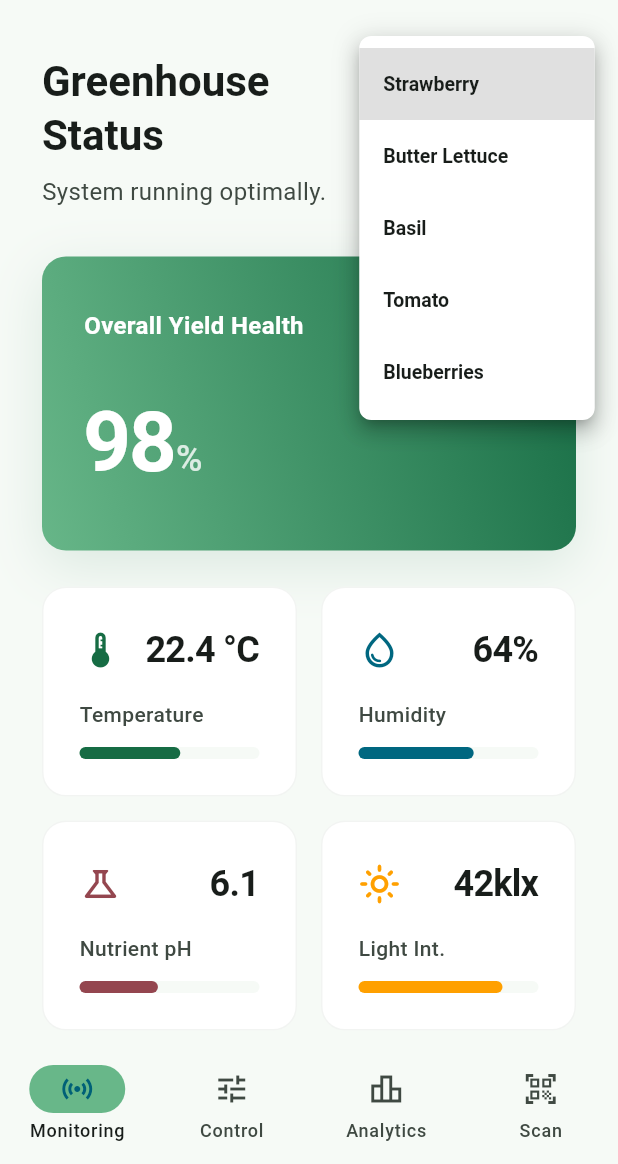
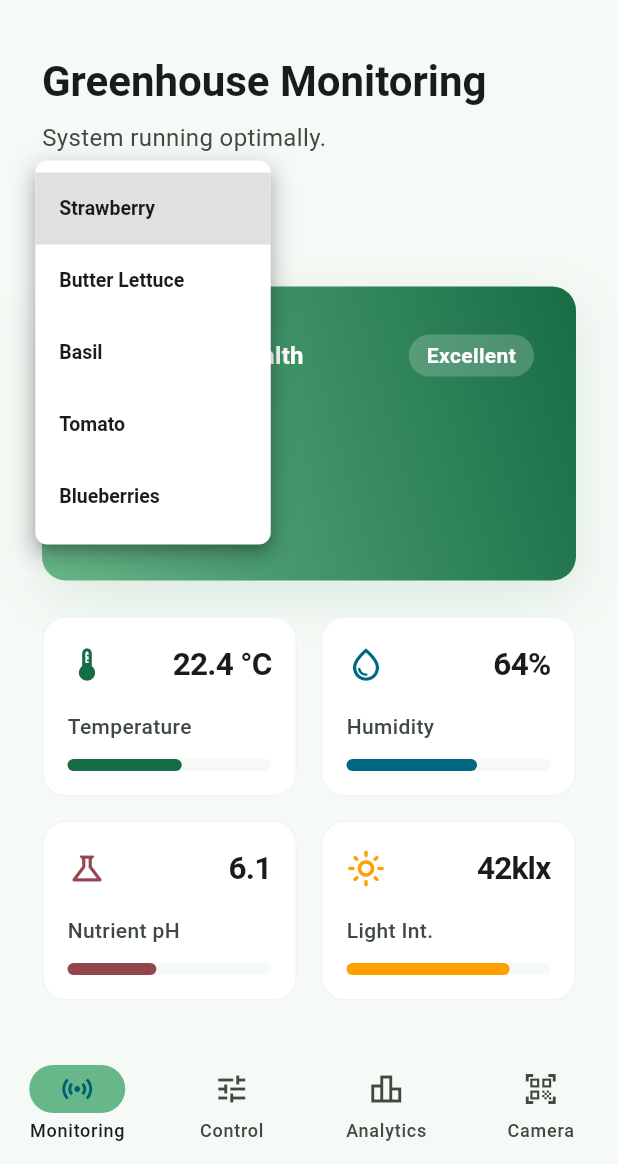
Before and after one commit to HydroTekFarm2023/Mobile_App_Stich, a Flutter app: the AppLayout screen opened by its route, after a tap on "Strawberry", on a phone screen of 412 x 824 dp, the part 72-1236 px from its top. Run offline on Flutter 3.47's test engine with Material 3 defaults, Android fonts, the phone set to English and light mode, and no system bars; our stand-ins replace image_picker; missing offline and left inert: amplify_api, amplify_auth_cognito, amplify_flutter, amplify_storage_s3, mobile_scanner.

Commit message:
Refine dashboard and camera navigation

```diff
--- a/lib/layout/app_layout.dart
+++ b/lib/layout/app_layout.dart
@@ -166,7 +166,7 @@ class _AppLayoutState extends State<AppLayout> {
             NavigationDestination(
               icon: Icon(Icons.qr_code_scanner_outlined),
               selectedIcon: Icon(Icons.qr_code_scanner),
-              label: 'Scan',
+              label: 'Camera',
             ),
           ],
         ),
--- a/lib/screens/camera_screen.dart
+++ b/lib/screens/camera_screen.dart
@@ -15,7 +15,6 @@ class CameraScreen extends StatefulWidget {
 }
 
 class _CameraScreenState extends State<CameraScreen> {
-  final MobileScannerController _scannerController = MobileScannerController();
   final ImagePicker _imagePicker = ImagePicker();
   XFile? _selectedImageFile;
   Uint8List? _selectedImageBytes;
@@ -23,12 +22,6 @@ class _CameraScreenState extends State<CameraScreen> {
   String? _diagnosisResult;
   String? _uploadStatus;
   bool _isUploading = false;
-
-  @override
-  void dispose() {
-    _scannerController.dispose();
-    super.dispose();
-  }
 
   Future<void> _pickImage() async {
     final image = await _imagePicker.pickImage(source: ImageSource.gallery);
@@ -252,14 +245,13 @@ class _CameraScreenState extends State<CameraScreen> {
                   color: theme.colorScheme.onSurfaceVariant, fontSize: 15),
             ),
             const SizedBox(height: 24),
-            _buildScanner(context),
             const SizedBox(height: 20),
             Row(
               children: [
                 Expanded(
                   child: FilledButton.icon(
-                    onPressed: _scannerController.start,
-                    icon: const Icon(Icons.qr_code_scanner),
+                    onPressed: _openScanner,
+                    icon: const Icon(Icons.camera_alt_outlined),
                     label: const Text('Scan'),
                   ),
                 ),
@@ -310,46 +302,10 @@ class _CameraScreenState extends State<CameraScreen> {
     );
   }
 
-  Widget _buildScanner(BuildContext context) {
-    final theme = Theme.of(context);
-
-    return Container(
-      height: 300,
-      width: double.infinity,
-      clipBehavior: Clip.antiAlias,
-      decoration: BoxDecoration(
-        color: Colors.black,
-        borderRadius: BorderRadius.circular(16),
-        border: Border.all(
-            color: theme.colorScheme.primary.withValues(alpha: 0.35), width: 2),
-      ),
-      child: Stack(
-        fit: StackFit.expand,
-        children: [
-          MobileScanner(
-            controller: _scannerController,
-            onDetect: _handleDetection,
-          ),
-          Center(
-            child: Container(
-              width: 220,
-              height: 160,
-              decoration: BoxDecoration(
-                  border: Border.all(color: Colors.white, width: 2)),
-            ),
-          ),
-          const Positioned(
-            left: 0,
-            right: 0,
-            bottom: 16,
-            child: Text(
-              'Point your camera at a code',
-              textAlign: TextAlign.center,
-              style:
-                  TextStyle(color: Colors.white, fontWeight: FontWeight.w600),
-            ),
-          ),
-        ],
+  Future<void> _openScanner() async {
+    await Navigator.of(context).push(
+      MaterialPageRoute<void>(
+        builder: (_) => ScannerPage(onDetect: _handleDetection),
       ),
     );
   }
@@ -418,3 +374,69 @@ class _CameraScreenState extends State<CameraScreen> {
     );
   }
 }
+
+class ScannerPage extends StatefulWidget {
+  const ScannerPage({required this.onDetect, super.key});
+
+  final ValueChanged<BarcodeCapture> onDetect;
+
+  @override
+  State<ScannerPage> createState() => _ScannerPageState();
+}
+
+class _ScannerPageState extends State<ScannerPage> {
+  final MobileScannerController _controller = MobileScannerController();
+  bool _hasDetected = false;
+
+  @override
+  void dispose() {
+    _controller.dispose();
+    super.dispose();
+  }
+
+  void _handleDetection(BarcodeCapture capture) {
+    if (_hasDetected || capture.barcodes.firstOrNull?.rawValue == null) {
+      return;
+    }
+
+    _hasDetected = true;
+    widget.onDetect(capture);
+    Navigator.of(context).pop();
+  }
+
+  @override
+  Widget build(BuildContext context) {
+    final theme = Theme.of(context);
+
+    return Scaffold(
+      appBar: AppBar(
+        title: const Text('Scan plant'),
+        leading: IconButton(
+          icon: const Icon(Icons.close),
+          tooltip: 'Close scanner',
+          onPressed: () => Navigator.of(context).pop(),
+        ),
+      ),
+      backgroundColor: Colors.black,
+      body: Stack(
+        fit: StackFit.expand,
+        children: [
+          MobileScanner(
+            controller: _controller,
+            onDetect: _handleDetection,
+          ),
+          Center(
+            child: Container(
+              width: 280,
+              height: 190,
+              decoration: BoxDecoration(
+                border: Border.all(color: theme.colorScheme.primary, width: 3),
+                borderRadius: BorderRadius.circular(12),
+              ),
+            ),
+          ),
+        ],
+      ),
+    );
+  }
+}
--- a/lib/screens/dashboard_screen.dart
+++ b/lib/screens/dashboard_screen.dart
@@ -15,7 +15,8 @@ class DashboardScreen extends StatelessWidget {
   Widget build(BuildContext context) {
     final colorScheme = Theme.of(context).colorScheme;
     final isDark = colorScheme.brightness == Brightness.dark;
-    final preset = PlantPresets.presets[selectedPlant] ?? PlantPresets.presets['Strawberry']!;
+    final preset = PlantPresets.presets[selectedPlant] ??
+        PlantPresets.presets['Strawberry']!;
 
     return Scaffold(
       backgroundColor: colorScheme.surface,
@@ -27,16 +28,17 @@ class DashboardScreen extends StatelessWidget {
           child: ListView(
             padding: const EdgeInsets.all(28.0),
             children: [
-              Row(
-                crossAxisAlignment: CrossAxisAlignment.start,
-                children: [
-                  Expanded(
-                    child: Column(
+              LayoutBuilder(
+                builder: (context, constraints) {
+                  final headerContent = Column(
                     crossAxisAlignment: CrossAxisAlignment.start,
                     children: [
                       Text(
-                          'Greenhouse Status',
-                          style: Theme.of(context).textTheme.headlineMedium?.copyWith(
+                        'Greenhouse Monitoring',
+                        style: Theme.of(context)
+                            .textTheme
+                            .headlineMedium
+                            ?.copyWith(
                               fontWeight: FontWeight.bold,
                               color: colorScheme.onSurface,
                             ),
@@ -50,15 +52,15 @@ class DashboardScreen extends StatelessWidget {
                         ),
                       ),
                     ],
-                    ),
-                  ),
-                  const SizedBox(width: 16),
-                  Container(
+                  );
+                  final plantSelector = Container(
                     width: 140,
                     height: 40,
                     padding: const EdgeInsets.symmetric(horizontal: 10),
                     decoration: BoxDecoration(
-                      color: isDark ? colorScheme.surfaceContainerHighest : const Color(0xFFF4F9F6),
+                      color: isDark
+                          ? colorScheme.surfaceContainerHighest
+                          : const Color(0xFFF4F9F6),
                       borderRadius: BorderRadius.circular(8),
                       border: Border.all(
                         color: colorScheme.primary.withOpacity(0.3),
@@ -74,7 +76,9 @@ class DashboardScreen extends StatelessWidget {
                           color: colorScheme.primary,
                           size: 20,
                         ),
-                        dropdownColor: isDark ? colorScheme.surfaceContainerHighest : Colors.white,
+                        dropdownColor: isDark
+                            ? colorScheme.surfaceContainerHighest
+                            : Colors.white,
                         borderRadius: BorderRadius.circular(8),
                         style: TextStyle(
                           fontSize: 13,
@@ -94,40 +98,76 @@ class DashboardScreen extends StatelessWidget {
                         },
                       ),
                     ),
-                  ),
+                  );
+
+                  if (constraints.maxWidth < 520) {
+                    return Column(
+                      crossAxisAlignment: CrossAxisAlignment.start,
+                      children: [
+                        headerContent,
+                        const SizedBox(height: 16),
+                        plantSelector,
                       ],
+                    );
+                  }
+
+                  return Row(
+                    crossAxisAlignment: CrossAxisAlignment.start,
+                    children: [
+                      Expanded(child: headerContent),
+                      const SizedBox(width: 16),
+                      plantSelector,
+                    ],
+                  );
+                },
               ),
               const SizedBox(height: 32),
 
               // The Metric Lens (Hero card)
               Container(
-                padding: const EdgeInsets.symmetric(horizontal: 28, vertical: 32),
+                padding:
+                    const EdgeInsets.symmetric(horizontal: 28, vertical: 32),
                 decoration: BoxDecoration(
                     gradient: LinearGradient(
-                    colors: [colorScheme.primary, colorScheme.primaryContainer],
+                      colors: [
+                        colorScheme.primary,
+                        colorScheme.primaryContainer
+                      ],
                       begin: Alignment.topLeft,
                       end: Alignment.bottomRight,
                       transform: const GradientRotation(2.356),
                     ),
                     borderRadius: BorderRadius.circular(16),
-                  boxShadow: isDark ? [] : const [
-                    BoxShadow(color: Color(0x1F166C44), blurRadius: 30, offset: Offset(0, 10))
-                  ]
-                ),
+                    boxShadow: isDark
+                        ? []
+                        : const [
+                            BoxShadow(
+                                color: Color(0x1F166C44),
+                                blurRadius: 30,
+                                offset: Offset(0, 10))
+                          ]),
                 child: Column(
                   crossAxisAlignment: CrossAxisAlignment.start,
                   children: [
                     Row(
                       mainAxisAlignment: MainAxisAlignment.spaceBetween,
                       children: [
-                        const Text('Overall Yield Health', style: TextStyle(color: Colors.white, fontSize: 16, fontWeight: FontWeight.w600)),
+                        const Text('Overall Yield Health',
+                            style: TextStyle(
+                                color: Colors.white,
+                                fontSize: 16,
+                                fontWeight: FontWeight.w600)),
                         Container(
-                          padding: const EdgeInsets.symmetric(horizontal: 12, vertical: 4),
+                          padding: const EdgeInsets.symmetric(
+                              horizontal: 12, vertical: 4),
                           decoration: BoxDecoration(
                             color: Colors.white.withOpacity(0.2),
                             borderRadius: BorderRadius.circular(99),
                           ),
-                          child: Text(preset.overallHealth, style: const TextStyle(color: Colors.white, fontWeight: FontWeight.bold)),
+                          child: Text(preset.overallHealth,
+                              style: const TextStyle(
+                                  color: Colors.white,
+                                  fontWeight: FontWeight.bold)),
                         )
                       ],
                     ),
@@ -136,8 +176,17 @@ class DashboardScreen extends StatelessWidget {
                       crossAxisAlignment: CrossAxisAlignment.baseline,
                       textBaseline: TextBaseline.alphabetic,
                       children: [
-                        Text('${preset.overallHealthScore}', style: const TextStyle(color: Colors.white, fontSize: 56, fontWeight: FontWeight.bold, letterSpacing: -1.5)),
-                        Text('%', style: TextStyle(color: Colors.white.withOpacity(0.8), fontSize: 24, fontWeight: FontWeight.w500)),
+                        Text('${preset.overallHealthScore}',
+                            style: const TextStyle(
+                                color: Colors.white,
+                                fontSize: 56,
+                                fontWeight: FontWeight.bold,
+                                letterSpacing: -1.5)),
+                        Text('%',
+                            style: TextStyle(
+                                color: Colors.white.withOpacity(0.8),
+                                fontSize: 24,
+                                fontWeight: FontWeight.w500)),
                       ],
                     ),
                   ],
@@ -147,11 +196,23 @@ class DashboardScreen extends StatelessWidget {
               Row(
                 children: [
                   Expanded(
-                    child: _buildMetricCard(context, 'Temperature', '${preset.currentTemp} °C', Icons.thermostat, colorScheme.primary, progress: preset.currentTemp / 40.0),
+                    child: _buildMetricCard(
+                        context,
+                        'Temperature',
+                        '${preset.currentTemp} °C',
+                        Icons.thermostat,
+                        colorScheme.primary,
+                        progress: preset.currentTemp / 40.0),
                   ),
                   const SizedBox(width: 16),
                   Expanded(
-                    child: _buildMetricCard(context, 'Humidity', '${preset.currentHumidity}%', Icons.water_drop_outlined, colorScheme.secondary, progress: preset.currentHumidity / 100.0),
+                    child: _buildMetricCard(
+                        context,
+                        'Humidity',
+                        '${preset.currentHumidity}%',
+                        Icons.water_drop_outlined,
+                        colorScheme.secondary,
+                        progress: preset.currentHumidity / 100.0),
                   )
                 ],
               ),
@@ -159,19 +220,45 @@ class DashboardScreen extends StatelessWidget {
               Row(
                 children: [
                   Expanded(
-                    child: _buildMetricCard(context, 'Nutrient pH', '${preset.nutrientPh}', Icons.science_outlined, colorScheme.tertiary, progress: preset.nutrientPh / 14.0),
+                    child: _buildMetricCard(
+                        context,
+                        'Nutrient pH',
+                        '${preset.nutrientPh}',
+                        Icons.science_outlined,
+                        colorScheme.tertiary,
+                        progress: preset.nutrientPh / 14.0),
                   ),
                   const SizedBox(width: 16),
                   Expanded(
-                    child: _buildMetricCard(context, 'Light Int.', preset.lightIntensity, Icons.light_mode_outlined, Colors.amber.shade700, progress: preset.lightProgress),
+                    child: _buildMetricCard(
+                        context,
+                        'Light Int.',
+                        preset.lightIntensity,
+                        Icons.light_mode_outlined,
+                        Colors.amber.shade700,
+                        progress: preset.lightProgress),
                   )
                 ],
               ),
               const SizedBox(height: 32),
-              Text('Recent Alerts', style: Theme.of(context).textTheme.titleLarge?.copyWith(fontWeight: FontWeight.bold)),
+              Text('Recent Alerts',
+                  style: Theme.of(context)
+                      .textTheme
+                      .titleLarge
+                      ?.copyWith(fontWeight: FontWeight.bold)),
               const SizedBox(height: 16),
-              _buildAlertCard(context, 'pH Level Fluctuating', 'Bay 3 - 10 mins ago', Icons.warning_amber_rounded, colorScheme.error),
-               _buildAlertCard(context, 'Routine Maintenance Due', 'Pump Station B - 2 hours ago', Icons.info_outline_rounded, colorScheme.secondary),
+              _buildAlertCard(
+                  context,
+                  'pH Level Fluctuating',
+                  'Bay 3 - 10 mins ago',
+                  Icons.warning_amber_rounded,
+                  colorScheme.error),
+              _buildAlertCard(
+                  context,
+                  'Routine Maintenance Due',
+                  'Pump Station B - 2 hours ago',
+                  Icons.info_outline_rounded,
+                  colorScheme.secondary),
             ],
           ),
         ),
@@ -179,16 +266,21 @@ class DashboardScreen extends StatelessWidget {
     );
   }
 
-  Widget _buildMetricCard(BuildContext context, String title, String value, IconData icon, Color iconColor, {double progress = 0.5}) {
+  Widget _buildMetricCard(BuildContext context, String title, String value,
+      IconData icon, Color iconColor,
+      {double progress = 0.5}) {
     final colorScheme = Theme.of(context).colorScheme;
     final isDark = colorScheme.brightness == Brightness.dark;
 
     return Container(
-      padding: const EdgeInsets.all(24),
+        padding: const EdgeInsets.all(16),
         decoration: BoxDecoration(
           color: isDark ? colorScheme.surfaceContainerHighest : Colors.white,
           borderRadius: BorderRadius.circular(16),
-        border: isDark ? null : Border.all(color: colorScheme.outlineVariant.withOpacity(0.2), width: 1),
+          border: isDark
+              ? null
+              : Border.all(
+                  color: colorScheme.outlineVariant.withOpacity(0.2), width: 1),
         ),
         child: Column(
           crossAxisAlignment: CrossAxisAlignment.start,
@@ -196,19 +288,39 @@ class DashboardScreen extends StatelessWidget {
             Row(
               mainAxisAlignment: MainAxisAlignment.spaceBetween,
               children: [
-              Icon(icon, color: iconColor, size: 28),
-              Text(value, style: TextStyle(color: colorScheme.onSurface, fontSize: 24, fontWeight: FontWeight.bold, letterSpacing: -0.5)),
+                Icon(icon, color: iconColor, size: 26),
+                const SizedBox(width: 8),
+                Flexible(
+                  child: Text(
+                    value,
+                    textAlign: TextAlign.right,
+                    maxLines: 1,
+                    overflow: TextOverflow.ellipsis,
+                    style: TextStyle(
+                      color: colorScheme.onSurface,
+                      fontSize: 21,
+                      fontWeight: FontWeight.bold,
+                      letterSpacing: -0.5,
+                    ),
+                  ),
+                ),
               ],
             ),
             const SizedBox(height: 16),
-          Text(title, style: TextStyle(color: colorScheme.onSurfaceVariant, fontSize: 14, fontWeight: FontWeight.w500)),
+            Text(title,
+                style: TextStyle(
+                    color: colorScheme.onSurfaceVariant,
+                    fontSize: 14,
+                    fontWeight: FontWeight.w500)),
             const SizedBox(height: 12),
             // Rectangular Bar
             Container(
               height: 8,
               width: double.infinity,
               decoration: BoxDecoration(
-              color: isDark ? colorScheme.surface : colorScheme.surfaceContainerLow,
+                color: isDark
+                    ? colorScheme.surface
+                    : colorScheme.surfaceContainerLow,
                 borderRadius: BorderRadius.circular(4),
               ),
               child: FractionallySizedBox(
@@ -223,11 +335,11 @@ class DashboardScreen extends StatelessWidget {
               ),
             ),
           ],
-      )
-    );
+        ));
   }
 
-  Widget _buildAlertCard(BuildContext context, String title, String subtitle, IconData icon, Color iconColor) {
+  Widget _buildAlertCard(BuildContext context, String title, String subtitle,
+      IconData icon, Color iconColor) {
     final colorScheme = Theme.of(context).colorScheme;
     final isDark = colorScheme.brightness == Brightness.dark;
 
@@ -237,7 +349,10 @@ class DashboardScreen extends StatelessWidget {
         decoration: BoxDecoration(
           color: isDark ? colorScheme.surfaceContainerHighest : Colors.white,
           borderRadius: BorderRadius.circular(12),
-          border: isDark ? null : Border.all(color: colorScheme.outlineVariant.withOpacity(0.2), width: 1),
+          border: isDark
+              ? null
+              : Border.all(
+                  color: colorScheme.outlineVariant.withOpacity(0.2), width: 1),
         ),
         child: Row(
           children: [
@@ -254,15 +369,20 @@ class DashboardScreen extends StatelessWidget {
               child: Column(
                 crossAxisAlignment: CrossAxisAlignment.start,
                 children: [
-                  Text(title, style: TextStyle(color: colorScheme.onSurface, fontWeight: FontWeight.w600, fontSize: 16)),
+                  Text(title,
+                      style: TextStyle(
+                          color: colorScheme.onSurface,
+                          fontWeight: FontWeight.w600,
+                          fontSize: 16)),
                   const SizedBox(height: 4),
-                  Text(subtitle, style: TextStyle(color: colorScheme.onSurfaceVariant, fontSize: 13)),
+                  Text(subtitle,
+                      style: TextStyle(
+                          color: colorScheme.onSurfaceVariant, fontSize: 13)),
                 ],
               ),
             ),
             Icon(Icons.chevron_right, color: colorScheme.onSurfaceVariant),
           ],
-        )
-      );
+        ));
   }
 }
```
Lines whose indentation alone changed are shown as unchanged.
